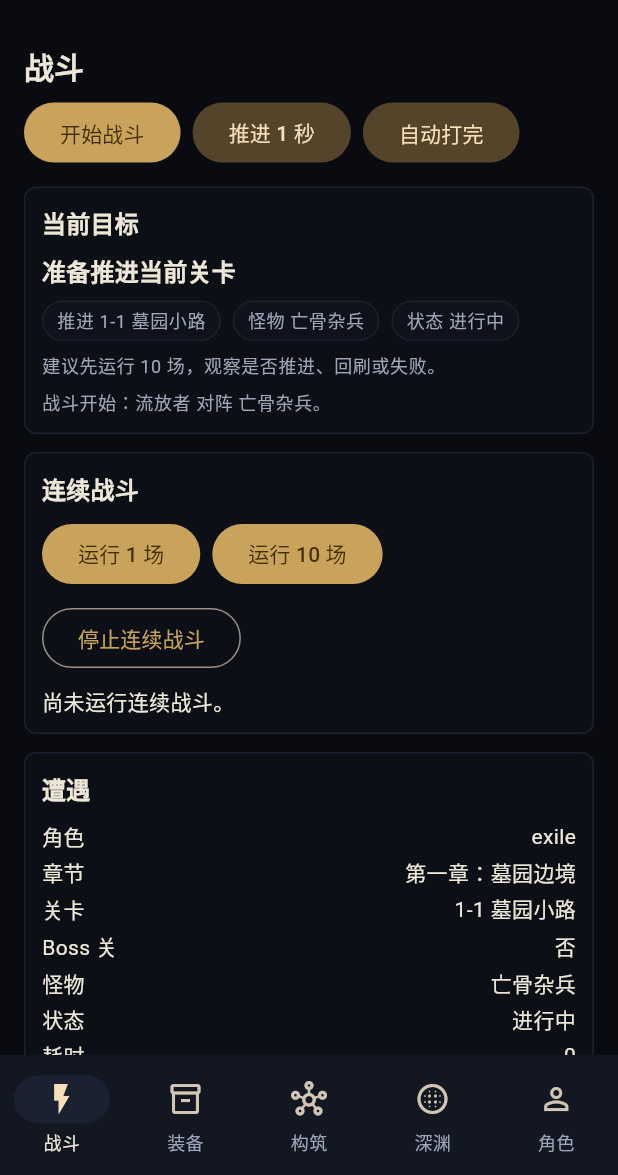
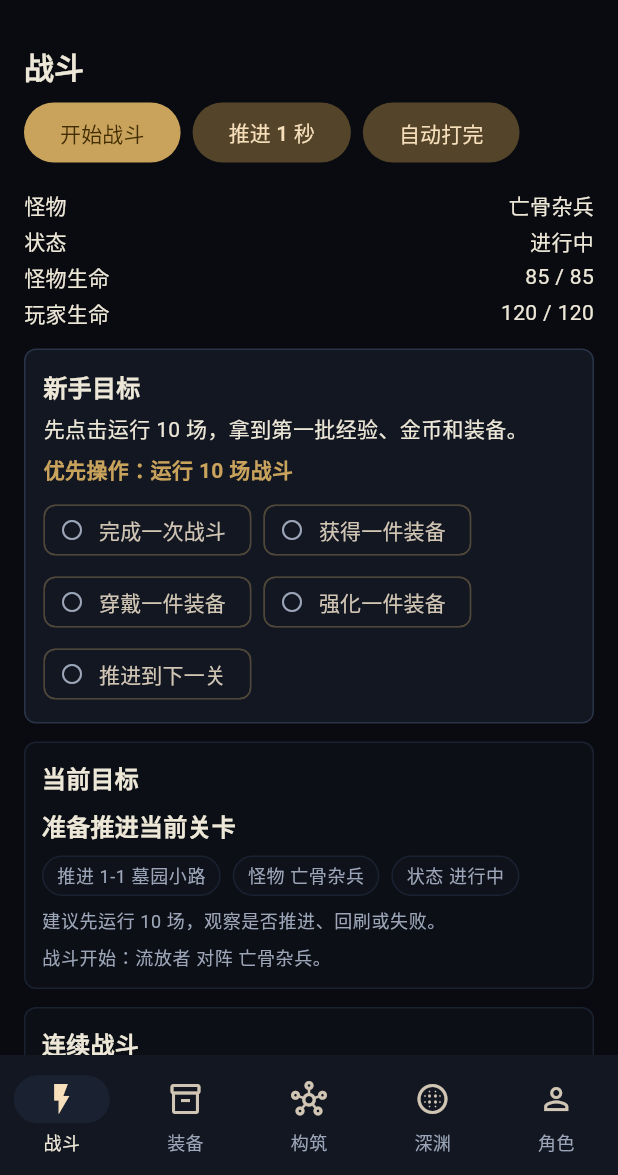
Before and after one commit to zton100/AhGame, a Flutter app: the screen it shows after launch, after a tap on "开始战斗", on a phone screen of 412 x 824 dp, the part 61-1236 px from its top. Run offline on Flutter 3.47's test engine with Material 3 defaults, Android fonts, the phone set to English and light mode, and no system bars; our stand-ins replace flutter_riverpod, hive, hive_flutter; accounts and stored records are empty.

Commit message:
feat: add new player guidance

```diff
--- a/lib/features/battle/battle_page.dart
+++ b/lib/features/battle/battle_page.dart
@@ -10,6 +10,7 @@ import '../../models/save_data.dart';
 import '../../systems/auto_battle/auto_battle_service.dart';
 import '../../systems/config/game_database.dart';
 import '../../systems/config/game_database_service.dart';
+import '../onboarding/onboarding_guidance.dart';
 import 'battle_controller.dart';
 
 class BattlePage extends ConsumerStatefulWidget {
@@ -218,9 +219,16 @@ class _BattlePageContent extends StatelessWidget {
     final battle = controller.battle;
     final report = controller.settlementReport;
     final monsterName = controller.monsterConfig?.name ?? progress.monsterId;
+    final inventory = inventoryStateFromSave(saveData.inventory);
+    final onboardingGuidance = const OnboardingGuidanceFactory().create(
+      saveData: saveData,
+      inventory: inventory,
+      page: OnboardingGuidancePage.battle,
+    );
 
     return ListView(
       padding: const EdgeInsets.all(16),
+      cacheExtent: 5000,
       children: [
         Text('战斗', style: Theme.of(context).textTheme.titleLarge),
         const SizedBox(height: 8),
@@ -249,6 +257,23 @@ class _BattlePageContent extends StatelessWidget {
               ),
           ],
         ),
+        const SizedBox(height: 12),
+        if (battle != null) ...[
+          _InfoRow(label: '怪物', value: monsterName),
+          _InfoRow(label: '状态', value: _battleResultLabel(battle.result)),
+          _InfoRow(
+            label: '怪物生命',
+            value:
+                '${_formatNumber(battle.monster.currentHp)} / ${_formatNumber(battle.monster.maxHp)}',
+          ),
+          _InfoRow(
+            label: '玩家生命',
+            value:
+                '${_formatNumber(battle.playerCurrentHp)} / ${_formatNumber(battle.playerMaxHp)}',
+          ),
+          const SizedBox(height: 12),
+        ],
+        OnboardingGuidancePanel(guidance: onboardingGuidance),
         const SizedBox(height: 12),
         _BattleGoalPanel(
           progress: progress,
--- a/lib/features/character/character_page.dart
+++ b/lib/features/character/character_page.dart
@@ -17,6 +17,7 @@ import '../../systems/skills/skill_upgrade_service.dart';
 import '../../systems/stats/character_final_stats_service.dart';
 import '../../systems/stats/stat_aggregation_service.dart';
 import '../common/game_text_labels.dart';
+import '../onboarding/onboarding_guidance.dart';
 
 class CharacterPage extends ConsumerWidget {
   const CharacterPage({super.key});
@@ -108,6 +109,12 @@ class _CharacterPageContent extends StatelessWidget {
 
   @override
   Widget build(BuildContext context) {
+    final onboardingGuidance = const OnboardingGuidanceFactory().create(
+      saveData: saveData,
+      inventory: inventory,
+      page: OnboardingGuidancePage.character,
+    );
+
     return ListView(
       padding: const EdgeInsets.all(16),
       children: [
@@ -116,6 +123,8 @@ class _CharacterPageContent extends StatelessWidget {
         _InfoRow(label: '当前职业', value: character.classConfig.name),
         _InfoRow(label: '等级', value: character.level.toString()),
         _InfoRow(label: '经验', value: character.experience.toString()),
+        const SizedBox(height: 16),
+        OnboardingGuidancePanel(guidance: onboardingGuidance),
         const SizedBox(height: 16),
         _GrowthOverview(
           finalStats: finalStats,
--- a/lib/features/equipment/equipment_page.dart
+++ b/lib/features/equipment/equipment_page.dart
@@ -13,6 +13,7 @@ import '../../systems/config/game_database_service.dart';
 import '../../systems/equipment/equipment_enhancement_service.dart';
 import '../../systems/inventory/equipment_inventory_action_service.dart';
 import '../common/game_text_labels.dart';
+import '../onboarding/onboarding_guidance.dart';
 import 'equipment_card_view_model.dart';
 import 'equipment_page_view_model.dart';
 
@@ -144,6 +145,13 @@ class _EquipmentPageContent extends StatelessWidget {
   @override
   Widget build(BuildContext context) {
     final visibleItems = viewModel.visibleItems(filter: filter, sort: sort);
+    final inventory = inventoryStateFromSave(saveData.inventory);
+    final onboardingGuidance = const OnboardingGuidanceFactory().create(
+      saveData: saveData,
+      inventory: inventory,
+      page: OnboardingGuidancePage.equipment,
+    );
+
     if (viewModel.isEmpty) {
       return ListView(
         padding: const EdgeInsets.all(16),
@@ -157,6 +165,8 @@ class _EquipmentPageContent extends StatelessWidget {
               debugAction,
             ],
           ),
+          const SizedBox(height: 12),
+          OnboardingGuidancePanel(guidance: onboardingGuidance),
           const SizedBox(height: 12),
           _EquipmentControls(
             config: saveData.inventory.autoSalvageConfig,
@@ -205,6 +215,8 @@ class _EquipmentPageContent extends StatelessWidget {
             message: '有 ${viewModel.missingInstanceIds.length} 件装备缺少完整实例数据。',
           ),
         ],
+        const SizedBox(height: 12),
+        OnboardingGuidancePanel(guidance: onboardingGuidance),
         const SizedBox(height: 12),
         _EquipmentControls(
           config: saveData.inventory.autoSalvageConfig,
--- /dev/null
+++ b/lib/features/onboarding/onboarding_guidance.dart
@@ -0,0 +1,295 @@
+import 'package:flutter/material.dart';
+
+import '../../core/theme/app_theme.dart';
+import '../../models/inventory_state.dart';
+import '../../models/save_data.dart';
+
+enum OnboardingGuidancePage {
+  battle,
+  equipment,
+  character,
+}
+
+class OnboardingGoal {
+  const OnboardingGoal({
+    required this.title,
+    required this.completed,
+  });
+
+  final String title;
+  final bool completed;
+}
+
+class OnboardingGuidance {
+  const OnboardingGuidance({
+    required this.title,
+    required this.message,
+    required this.actionText,
+    required this.goals,
+  });
+
+  final String title;
+  final String message;
+  final String actionText;
+  final List<OnboardingGoal> goals;
+}
+
+class OnboardingGuidanceFactory {
+  const OnboardingGuidanceFactory();
+
+  OnboardingGuidance create({
+    required SaveData saveData,
+    required InventoryState inventory,
+    required OnboardingGuidancePage page,
+  }) {
+    final goals = _goals(saveData, inventory);
+    final hasCompletedBattle = goals[0].completed;
+    final hasEquipment = goals[1].completed;
+    final hasEquipped = goals[2].completed;
+    final hasEnhanced = goals[3].completed;
+    final hasDust = _materialQuantity(inventory, 'salvage_dust') > 0;
+    final hasGold = _materialQuantity(inventory, 'gold') > 0;
+    final canEnhance = hasDust && hasGold;
+
+    return switch (page) {
+      OnboardingGuidancePage.battle => _battleGuidance(
+          goals: goals,
+          hasCompletedBattle: hasCompletedBattle,
+          hasEquipment: hasEquipment,
+          hasEquipped: hasEquipped,
+          hasEnhanced: hasEnhanced,
+          canEnhance: canEnhance,
+        ),
+      OnboardingGuidancePage.equipment => _equipmentGuidance(
+          goals: goals,
+          hasEquipment: hasEquipment,
+          hasEquipped: hasEquipped,
+          hasEnhanced: hasEnhanced,
+          canEnhance: canEnhance,
+        ),
+      OnboardingGuidancePage.character => _characterGuidance(
+          goals: goals,
+          hasEquipment: hasEquipment,
+          hasEquipped: hasEquipped,
+          hasEnhanced: hasEnhanced,
+          canEnhance: canEnhance,
+        ),
+    };
+  }
+
+  OnboardingGuidance _battleGuidance({
+    required List<OnboardingGoal> goals,
+    required bool hasCompletedBattle,
+    required bool hasEquipment,
+    required bool hasEquipped,
+    required bool hasEnhanced,
+    required bool canEnhance,
+  }) {
+    if (!hasCompletedBattle) {
+      return OnboardingGuidance(
+        title: '新手目标',
+        message: '先点击运行 10 场，拿到第一批经验、金币和装备。',
+        actionText: '优先操作：运行 10 场战斗',
+        goals: goals,
+      );
+    }
+    if (hasEquipment && !hasEquipped) {
+      return OnboardingGuidance(
+        title: '新手目标',
+        message: '背包已经有装备，下一步去装备页穿戴推荐装备。',
+        actionText: '优先操作：穿戴推荐装备',
+        goals: goals,
+      );
+    }
+    if (canEnhance && !hasEnhanced) {
+      return OnboardingGuidance(
+        title: '新手目标',
+        message: '材料已经能用于强化，优先强化已穿戴装备。',
+        actionText: '优先操作：强化主力装备',
+        goals: goals,
+      );
+    }
+    return OnboardingGuidance(
+      title: '新手目标',
+      message: '当前成长链路已启动，继续自动战斗并观察是否需要刷旧关。',
+      actionText: '优先操作：继续推进或刷材料',
+      goals: goals,
+    );
+  }
+
+  OnboardingGuidance _equipmentGuidance({
+    required List<OnboardingGoal> goals,
+    required bool hasEquipment,
+    required bool hasEquipped,
+    required bool hasEnhanced,
+    required bool canEnhance,
+  }) {
+    if (!hasEquipment) {
+      return OnboardingGuidance(
+        title: '装备引导',
+        message: '背包还是空的，先去战斗页运行 10 场获得装备。',
+        actionText: '优先操作：去战斗页刷第一批装备',
+        goals: goals,
+      );
+    }
+    if (!hasEquipped) {
+      return OnboardingGuidance(
+        title: '装备引导',
+        message: '先把推荐装备穿上，角色属性会立刻提高。',
+        actionText: '优先操作：穿戴推荐装备',
+        goals: goals,
+      );
+    }
+    if (canEnhance && !hasEnhanced) {
+      return OnboardingGuidance(
+        title: '装备引导',
+        message: '已有金币和分解粉尘，可以强化已穿戴装备。',
+        actionText: '优先操作：强化推荐穿戴装备',
+        goals: goals,
+      );
+    }
+    return OnboardingGuidance(
+      title: '装备引导',
+      message: '保留高价值装备，低价值装备可以交给自动分解。',
+      actionText: '优先操作：继续筛选、锁定和强化',
+      goals: goals,
+    );
+  }
+
+  OnboardingGuidance _characterGuidance({
+    required List<OnboardingGoal> goals,
+    required bool hasEquipment,
+    required bool hasEquipped,
+    required bool hasEnhanced,
+    required bool canEnhance,
+  }) {
+    if (!hasEquipment) {
+      return OnboardingGuidance(
+        title: '成长建议',
+        message: '当前短板：还没有装备。先通过战斗获得第一批装备。',
+        actionText: '下一步：运行 10 场战斗',
+        goals: goals,
+      );
+    }
+    if (!hasEquipped) {
+      return OnboardingGuidance(
+        title: '成长建议',
+        message: '当前短板：装备空缺。先穿戴背包里的推荐装备。',
+        actionText: '下一步：去装备页穿戴装备',
+        goals: goals,
+      );
+    }
+    if (canEnhance && !hasEnhanced) {
+      return OnboardingGuidance(
+        title: '成长建议',
+        message: '当前短板：装备强化不足。优先强化武器、生命或护甲装备。',
+        actionText: '下一步：强化主力装备',
+        goals: goals,
+      );
+    }
+    return OnboardingGuidance(
+      title: '成长建议',
+      message: '角色已经进入刷装和强化循环，继续观察输出与生存是否卡关。',
+      actionText: '下一步：继续战斗并升级装备',
+      goals: goals,
+    );
+  }
+
+  List<OnboardingGoal> _goals(SaveData saveData, InventoryState inventory) {
+    final hasCompletedBattle = saveData.playerProgress.experience > 0 ||
+        inventory.materials.isNotEmpty ||
+        inventory.equipmentInstanceIds.isNotEmpty;
+    final hasEquipment = inventory.equipmentInstanceIds.isNotEmpty;
+    final hasEquipped = inventory.equipmentLoadout.equippedBySlot.isNotEmpty;
+    final hasEnhanced = inventory.equipmentInstances.values.any(
+      (equipment) => equipment.enhanceLevel > 0,
+    );
+    final advancedStage = saveData.playerProgress.currentStageId !=
+            PlayerProgress.defaultStageId ||
+        saveData.playerProgress.highestClearedStageId != null;
+
+    return [
+      OnboardingGoal(title: '完成一次战斗', completed: hasCompletedBattle),
+      OnboardingGoal(title: '获得一件装备', completed: hasEquipment),
+      OnboardingGoal(title: '穿戴一件装备', completed: hasEquipped),
+      OnboardingGoal(title: '强化一件装备', completed: hasEnhanced),
+      OnboardingGoal(title: '推进到下一关', completed: advancedStage),
+    ];
+  }
+
+  int _materialQuantity(InventoryState inventory, String materialId) {
+    var total = 0;
+    for (final material in inventory.materials) {
+      if (material.materialId == materialId) {
+        total += material.quantity;
+      }
+    }
+    return total;
+  }
+}
+
+class OnboardingGuidancePanel extends StatelessWidget {
+  const OnboardingGuidancePanel({
+    super.key,
+    required this.guidance,
+  });
+
+  final OnboardingGuidance guidance;
+
+  @override
+  Widget build(BuildContext context) {
+    final theme = Theme.of(context);
+    return Container(
+      width: double.infinity,
+      padding: const EdgeInsets.all(12),
+      decoration: BoxDecoration(
+        borderRadius: BorderRadius.circular(8),
+        border: Border.all(color: AppTheme.border),
+        color: AppTheme.surface,
+      ),
+      child: Column(
+        crossAxisAlignment: CrossAxisAlignment.start,
+        children: [
+          Text(guidance.title, style: theme.textTheme.titleMedium),
+          const SizedBox(height: 6),
+          Text(guidance.message),
+          const SizedBox(height: 6),
+          Text(
+            guidance.actionText,
+            style: theme.textTheme.bodyMedium?.copyWith(
+              color: AppTheme.primary,
+              fontWeight: FontWeight.w700,
+            ),
+          ),
+          const SizedBox(height: 10),
+          Wrap(
+            spacing: 8,
+            runSpacing: 8,
+            children: [
+              for (final goal in guidance.goals) _GoalChip(goal: goal),
+            ],
+          ),
+        ],
+      ),
+    );
+  }
+}
+
+class _GoalChip extends StatelessWidget {
+  const _GoalChip({required this.goal});
+
+  final OnboardingGoal goal;
+
+  @override
+  Widget build(BuildContext context) {
+    return Chip(
+      visualDensity: VisualDensity.compact,
+      avatar: Icon(
+        goal.completed ? Icons.check_circle : Icons.radio_button_unchecked,
+        size: 16,
+        color: goal.completed ? AppTheme.primary : AppTheme.textMuted,
+      ),
+      label: Text(goal.title),
+    );
+  }
+}
```
Also changed, not shown: 5 other files.
